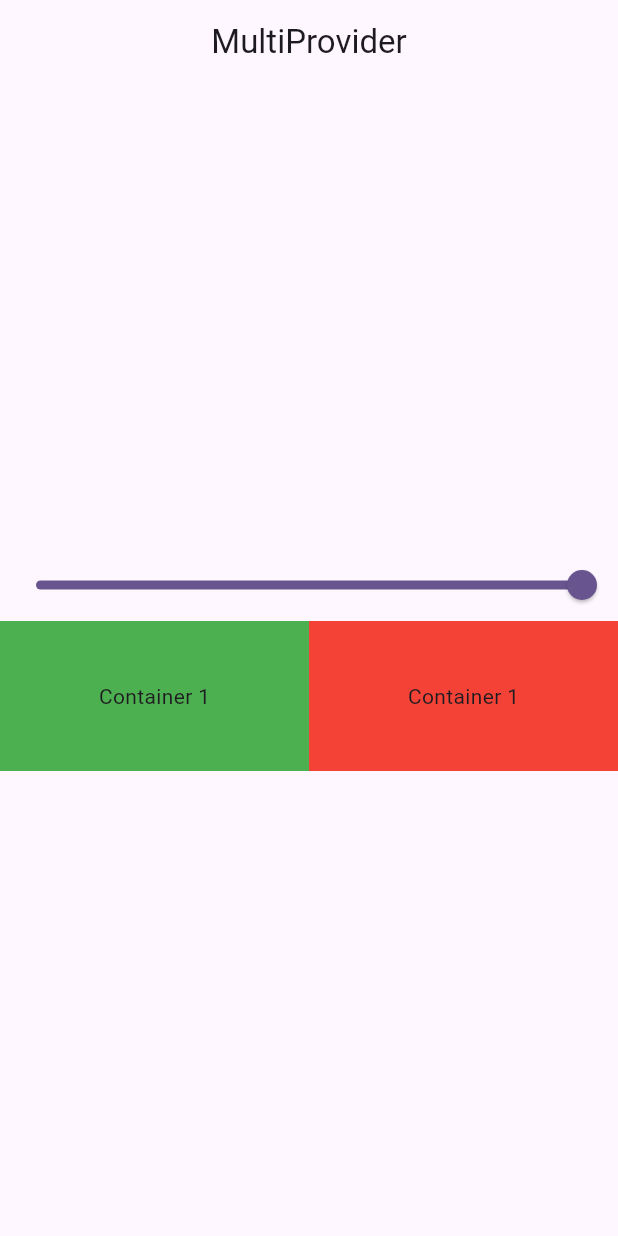
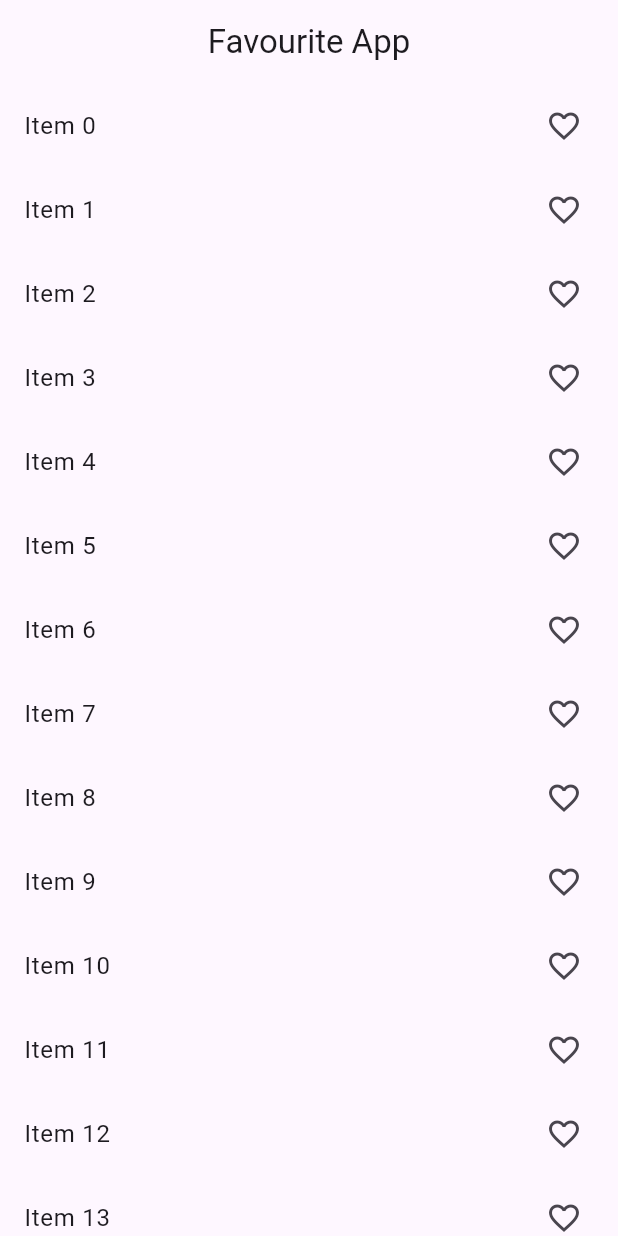
Before and after one commit to Imtiaz16041997/provider_state, a Flutter app: the screen it shows after launch, on a phone screen of 412 x 824 dp. Run offline on Flutter 3.47's test engine with Material 3 defaults, Android fonts, the phone set to English and light mode, and no system bars.

Commit message:
Favourite List Add

```diff
--- a/lib/main.dart
+++ b/lib/main.dart
@@ -2,7 +2,9 @@ import 'package:flutter/material.dart';
 import 'package:provider/provider.dart';
 import 'package:provider_state/provider/container_provider.dart';
 import 'package:provider_state/provider/count_provider.dart';
+import 'package:provider_state/provider/favourite_provider.dart';
 import 'package:provider_state/view/another_screen.dart';
+import 'package:provider_state/view/favourite_screen.dart';
 import 'package:provider_state/view/home_view.dart';
 
 void main() {
@@ -18,12 +20,13 @@ class MyApp extends StatelessWidget {
     return MultiProvider(
       providers: [
         ChangeNotifierProvider(create: (context) => CountProvider()),
-        ChangeNotifierProvider(create: (context) => ContainerProvider())
+        ChangeNotifierProvider(create: (context) => ContainerProvider()),
+        ChangeNotifierProvider(create: (context) => FavouriteProvider()),
       ],
       child: MaterialApp(
         title: 'Flutter Demo',
         theme: ThemeData(colorScheme: ColorScheme.fromSeed(seedColor: Colors.deepPurple),),
-        home:  AnotherScreen(),
+        home:  FavouriteView(),
       ),
     );
   }
--- /dev/null
+++ b/lib/provider/favourite_provider.dart
@@ -0,0 +1,7 @@
+
+
+import 'package:flutter/cupertino.dart';
+
+class FavouriteProvider with ChangeNotifier {
+
+}
--- /dev/null
+++ b/lib/view/favourite_screen.dart
@@ -0,0 +1,45 @@
+import 'package:flutter/material.dart';
+
+class FavouriteView extends StatefulWidget {
+  const FavouriteView({super.key});
+
+  @override
+  State<FavouriteView> createState() => _FavouriteViewState();
+}
+
+class _FavouriteViewState extends State<FavouriteView> {
+
+  List<int> selectedItem = [];
+
+  @override
+  Widget build(BuildContext context) {
+    print('build');
+    return Scaffold(
+      appBar: AppBar(
+        title: Text('Favourite App'),
+        centerTitle: true,
+        automaticallyImplyLeading: false,
+      ),
+      body: Column(
+        children: [
+          Expanded(
+            child: ListView.builder(
+                itemCount: 100,
+                itemBuilder: (context,index){
+                return ListTile(
+                  onTap: (){
+                  selectedItem.add(index);
+                  setState(() {
+
+                  });
+                  },
+                  title: Text('Item '+index.toString()),
+                  trailing: (selectedItem.contains(index) ? Icon(Icons.favorite) : Icon(Icons.favorite_border_outlined)),
+                );
+                }),
+          )
+        ],
+      ),
+    );
+  }
+}
```
